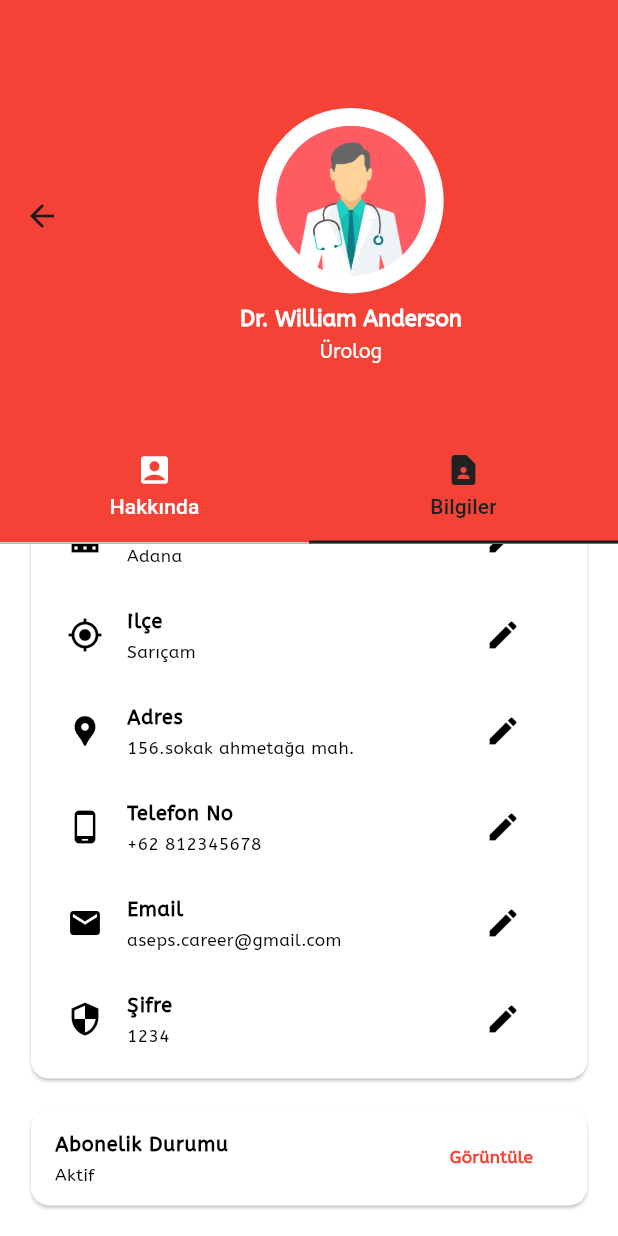
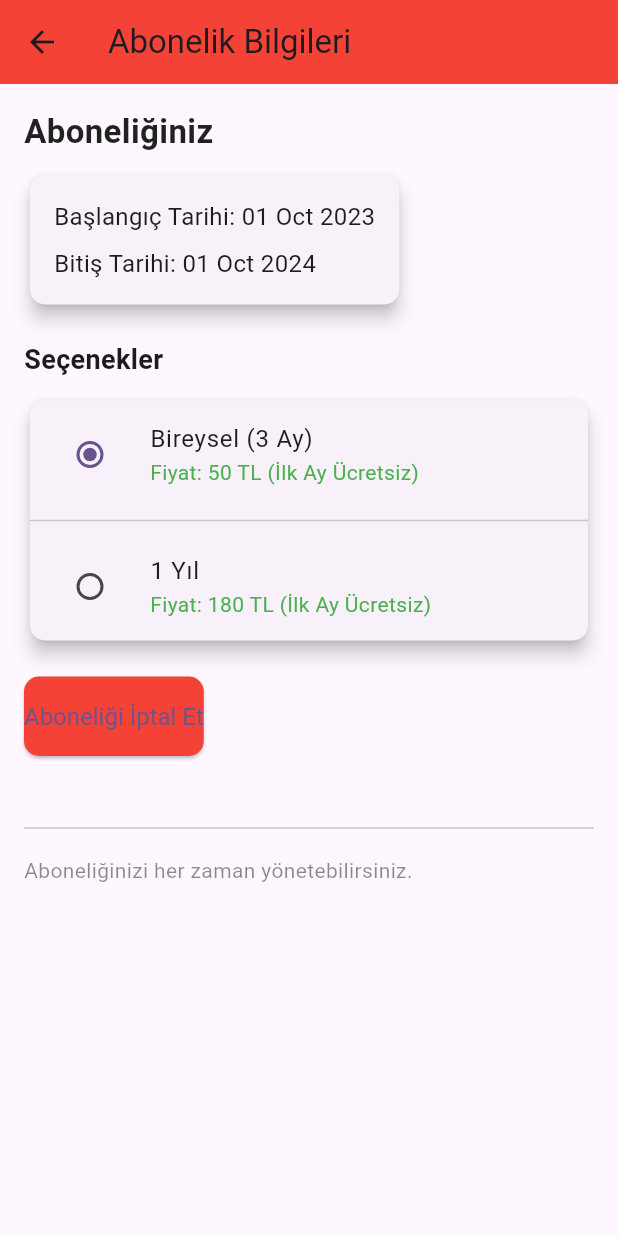
Before and after one commit to KaanBal/HealPoint_Frontend, a Flutter app: the DoctorProfil screen opened directly, tab 2 chosen, scrolled down 64 dp, after a tap on "Görüntüle", on a phone screen of 412 x 824 dp. Run offline on Flutter 3.47's test engine with Material 3 defaults, Android fonts, the phone set to English and light mode, and no system bars.

Commit message:
Abonelik sayfası eklendi.Doktor profiline bağlandı.

```diff
--- /dev/null
+++ b/lib/Doctor/DoktorProfil/doktor_abonelik.dart
@@ -0,0 +1,174 @@
+import 'package:flutter/material.dart';
+import 'package:intl/intl.dart';
+
+class AbonelikBilgiSayfasi extends StatefulWidget {
+  const AbonelikBilgiSayfasi({super.key});
+
+  @override
+  _AbonelikBilgiSayfasiState createState() => _AbonelikBilgiSayfasiState();
+}
+
+class _AbonelikBilgiSayfasiState extends State<AbonelikBilgiSayfasi> {
+  // Abonelik tarihleri
+  DateTime startDate = DateTime(2023, 10, 1);
+  DateTime endDate = DateTime(2024, 10, 1);
+
+  String subscriptionType = 'Bireysel (3 Ay)';
+  String cancelDateMessage = '';
+  String cancelStatusMessage = ''; // İptal durumu mesajı
+
+  // Tarih formatı
+  String formatDate(DateTime date) {
+    return DateFormat('dd MMM yyyy').format(date);
+  }
+
+  @override
+  Widget build(BuildContext context) {
+    return Scaffold(
+      appBar: AppBar(
+        title: const Text('Abonelik Bilgileri'),
+        backgroundColor: Colors.red,
+        elevation: 0,
+      ),
+      body: Padding(
+        padding: const EdgeInsets.all(16.0),
+        child: Column(
+          crossAxisAlignment: CrossAxisAlignment.start,
+          children: [
+            // Abonelik Başlığı
+            const Text(
+              'Aboneliğiniz',
+              style: TextStyle(
+                fontSize: 22,
+                fontWeight: FontWeight.bold,
+                color: Colors.black87,
+              ),
+            ),
+            const SizedBox(height: 10),
+
+            // Abonelik Başlangıç ve Bitiş Tarihi
+            Card(
+              elevation: 5,
+              shape: RoundedRectangleBorder(
+                borderRadius: BorderRadius.circular(10),
+              ),
+              child: Padding(
+                padding: const EdgeInsets.all(16.0),
+                child: Column(
+                  crossAxisAlignment: CrossAxisAlignment.start,
+                  children: [
+                    Text('Başlangıç Tarihi: ${formatDate(startDate)}',
+                        style: const TextStyle(fontSize: 16)),
+                    const SizedBox(height: 8),
+                    Text('Bitiş Tarihi: ${formatDate(endDate)}',
+                        style: const TextStyle(fontSize: 16)),
+                  ],
+                ),
+              ),
+            ),
+            const SizedBox(height: 20),
+
+            // Seçenekler Kısmı
+            const Text(
+              'Seçenekler',
+              style: TextStyle(fontSize: 18, fontWeight: FontWeight.bold),
+            ),
+            const SizedBox(height: 10),
+            Card(
+              elevation: 5,
+              shape: RoundedRectangleBorder(
+                borderRadius: BorderRadius.circular(10),
+              ),
+              child: Column(
+                children: [
+                  ListTile(
+                    title: const Text('Bireysel (3 Ay)'),
+                    subtitle: const Text(
+                      'Fiyat: 50 TL (İlk Ay Ücretsiz)',
+                      style: TextStyle(color: Colors.green, fontSize: 14),
+                    ),
+                    leading: Radio<String>(
+                      value: 'Bireysel (3 Ay)',
+                      groupValue: subscriptionType,
+                      onChanged: (value) {
+                        setState(() {
+                          subscriptionType = value!;
+                        });
+                      },
+                    ),
+                  ),
+                  const Divider(),
+                  ListTile(
+                    title: const Text('1 Yıl'),
+                    subtitle: const Text(
+                      'Fiyat: 180 TL (İlk Ay Ücretsiz)',
+                      style: TextStyle(color: Colors.green, fontSize: 14),
+                    ),
+                    leading: Radio<String>(
+                      value: '1 Yıl',
+                      groupValue: subscriptionType,
+                      onChanged: (value) {
+                        setState(() {
+                          subscriptionType = value!;
+                        });
+                      },
+                    ),
+                  ),
+                ],
+              ),
+            ),
+            const SizedBox(height: 20),
+
+            // Aboneliği iptal et kısmı
+            ElevatedButton(
+              onPressed: () {
+                setState(() {
+                  cancelStatusMessage = 'Aboneliğiniz iptal edilmiştir.(Aboneliğinizin bitiş tarihine kadar uygulamamızı kullanabilirsiniz.)'; // İptal mesajı
+                  cancelDateMessage = '';
+                });
+              },
+              style: ElevatedButton.styleFrom(
+                backgroundColor: Colors.red, // Buton rengi
+                padding: const EdgeInsets.symmetric(vertical: 17),
+                textStyle: const TextStyle(fontSize: 16),
+                shape: RoundedRectangleBorder(
+                  borderRadius: BorderRadius.circular(10),
+                ),
+              ),
+              child: const Text('Aboneliği İptal Et'),
+            ),
+            const SizedBox(height: 20),
+            if (cancelDateMessage.isNotEmpty) ...[
+              Text(
+                cancelDateMessage,
+                style: const TextStyle(
+                  fontSize: 16,
+                  color: Colors.black54,
+                ),
+              ),
+            ],
+            if (cancelStatusMessage.isNotEmpty) ...[
+              Text(
+                cancelStatusMessage, // İptal mesajı gösterilecek
+                style: const TextStyle(
+                  fontSize: 16,
+                  fontWeight: FontWeight.bold,
+                  color: Colors.red,
+                ),
+              ),
+            ],
+            const SizedBox(height: 20),
+
+            // Footer ve info kısmı
+            const Divider(),
+            const SizedBox(height: 10),
+            const Text(
+              'Aboneliğinizi her zaman yönetebilirsiniz.',
+              style: TextStyle(fontSize: 14, color: Colors.black45),
+            ),
+          ],
+        ),
+      ),
+    );
+  }
+}
--- a/lib/Doctor/DoktorProfil/doktor_profil.dart
+++ b/lib/Doctor/DoktorProfil/doktor_profil.dart
@@ -1,4 +1,5 @@
 import 'package:flutter/material.dart';
+import 'package:yazilim_projesi/Doctor/DoktorProfil/doktor_abonelik.dart';
 import 'package:yazilim_projesi/renkler/renkler.dart';
 
 // Global showEditDialog function
@@ -274,7 +275,7 @@ class _DoctorProfilState extends State<DoctorProfil> {
         ),
         trailing: TextButton(
           onPressed: () {
-            print("Abonelik durumu görüntülendi.");
+            Navigator.push(context, MaterialPageRoute(builder: (context) => const AbonelikBilgiSayfasi()));
           },
           child: Text(
             "Görüntüle",
--- a/lib/main.dart
+++ b/lib/main.dart
@@ -1,4 +1,5 @@
 import 'package:flutter/material.dart';
+import 'package:yazilim_projesi/Doctor/DoktorProfil/doktor_abonelik.dart';
 import 'package:yazilim_projesi/Doctor/DoktorProfil/doktor_profil.dart';
 import 'package:yazilim_projesi/Doctor/doktor_bilgi/doktor_bilgi.dart';
 import 'package:yazilim_projesi/Doctor/doktor_bilgi/hasta_doktorprofil_goruntuler.dart';
@@ -27,7 +28,7 @@ class MyApp extends StatelessWidget {
         colorScheme: ColorScheme.fromSeed(seedColor: Colors.deepPurple),
         useMaterial3: true,
       ),
-      home:const AnaEkran(),
+      home:const AbonelikBilgiSayfasi(),
     );
   }
 }
```
